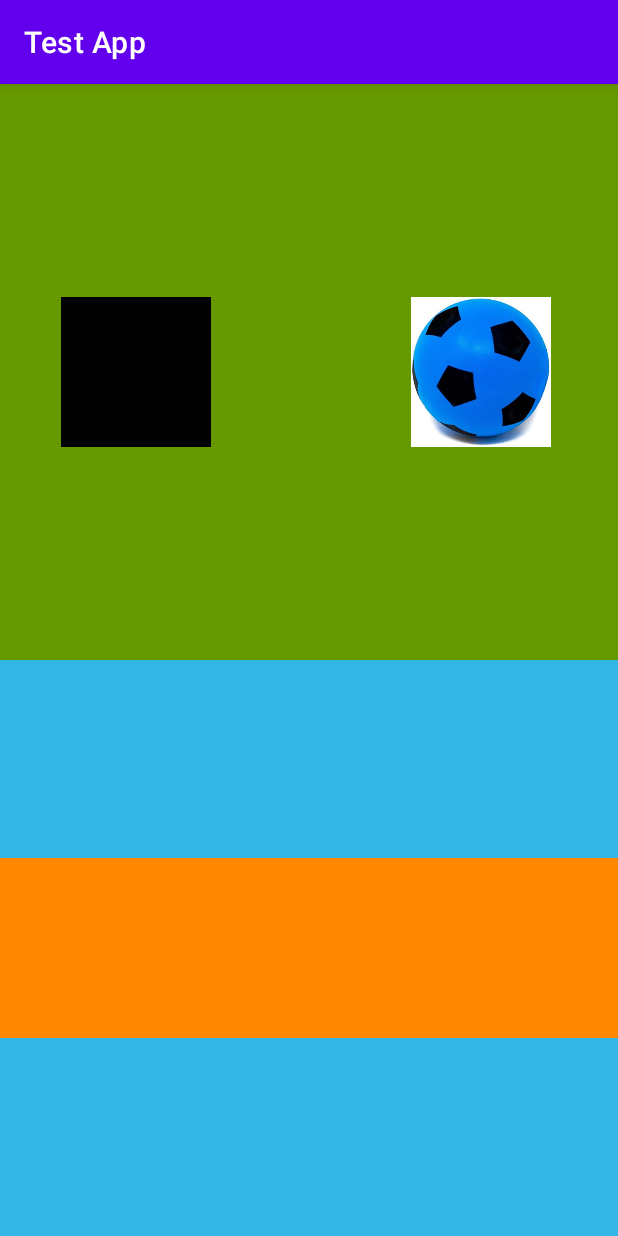
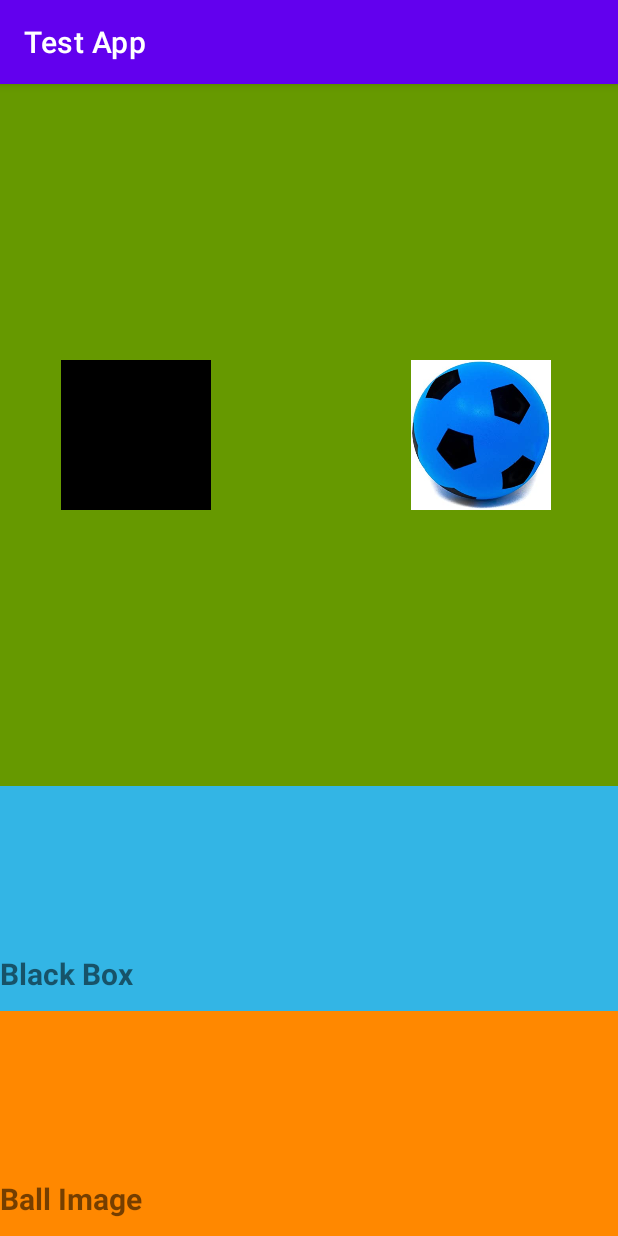
Before and after one commit to fabioqueiroz/kotlin-tutorial, an Android app: the DragAndDropFragment screen opened through its navigation route, on a phone screen of 412 x 824 dp. Run offline under Robolectric (Android 15) with nearby library versions, the phone set to English and light mode, and no system bars.

Commit message:
correct drop area logic

```diff
--- a/app/src/main/java/com/fq/navigationtutorial/DragAndDropFragment.kt
+++ b/app/src/main/java/com/fq/navigationtutorial/DragAndDropFragment.kt
@@ -119,18 +119,20 @@ class DragAndDropFragment : Fragment() {
                 destination.addView(v)
                 v.visibility = View.VISIBLE
 
-                if(destination == binding.llBottom) {
-                    Toast.makeText(this@DragAndDropFragment.context, dragData, Toast.LENGTH_SHORT).show()
+                var draggedObject = when(dragData.toString()) {
+                    "Test ClipData text" -> "Black Box"
+                    "Image view text" -> "Ball Image"
+                    else -> ""
                 }
 
-                if(destination == binding.newDropArea) {
-                    var draggedObject = when(item.text.toString()) {
-                        "Test ClipData text" -> "Black Box"
-                        "Image view text" -> "Ball Image"
-                        else -> ""
-                    }
-                    Toast.makeText(this@DragAndDropFragment.context, "Orange area - $draggedObject", Toast.LENGTH_SHORT).show()
+                if(destination == binding.llBottom && draggedObject == "Black Box" ||
+                    destination == binding.newDropArea && draggedObject == "Ball Image") {
+                    Toast.makeText(this@DragAndDropFragment.context, "Correct: $draggedObject", Toast.LENGTH_SHORT).show()
+
+                } else {
+                    Toast.makeText(this@DragAndDropFragment.context, "Wrong object: $draggedObject", Toast.LENGTH_SHORT).show()
                 }
+
                 true
             }
             DragEvent.ACTION_DRAG_ENDED -> {
--- a/app/src/main/res/layout/fragment_drag_and_drop.xml
+++ b/app/src/main/res/layout/fragment_drag_and_drop.xml
@@ -37,20 +37,42 @@
     <LinearLayout
         android:id="@+id/llBottom"
         android:layout_width="match_parent"
-        android:layout_height="match_parent"
+        android:layout_height="450dp"
         android:orientation="horizontal"
         android:background="@android:color/holo_blue_light"
         android:gravity="center"
         android:layout_weight="1">
 
-        <LinearLayout
-            android:id="@+id/newDropArea"
-            android:layout_width="120dp"
-            android:layout_height="120dp"
-            android:orientation="horizontal"
-            android:background="@android:color/holo_orange_dark"
-            android:gravity="center"
-            android:layout_weight="1"/>
+        <TextView
+            android:id="@+id/llBottomTextView"
+            android:layout_width="match_parent"
+            android:layout_height="wrap_content"
+            android:layout_marginTop="50dp"
+            android:layout_weight="1"
+            android:text="Black Box"
+            android:textSize="20sp"
+            android:textStyle="bold" />
+
+    </LinearLayout>
+
+    <LinearLayout
+        android:id="@+id/newDropArea"
+        android:layout_width="match_parent"
+        android:layout_height="450dp"
+        android:orientation="horizontal"
+        android:background="@android:color/holo_orange_dark"
+        android:gravity="center"
+        android:layout_weight="1">
+
+        <TextView
+            android:id="@+id/newDropAreaTextView"
+            android:layout_width="match_parent"
+            android:layout_height="wrap_content"
+            android:layout_marginTop="50dp"
+            android:layout_weight="1"
+            android:text="Ball Image"
+            android:textSize="20sp"
+            android:textStyle="bold" />
 
     </LinearLayout>
 
```
